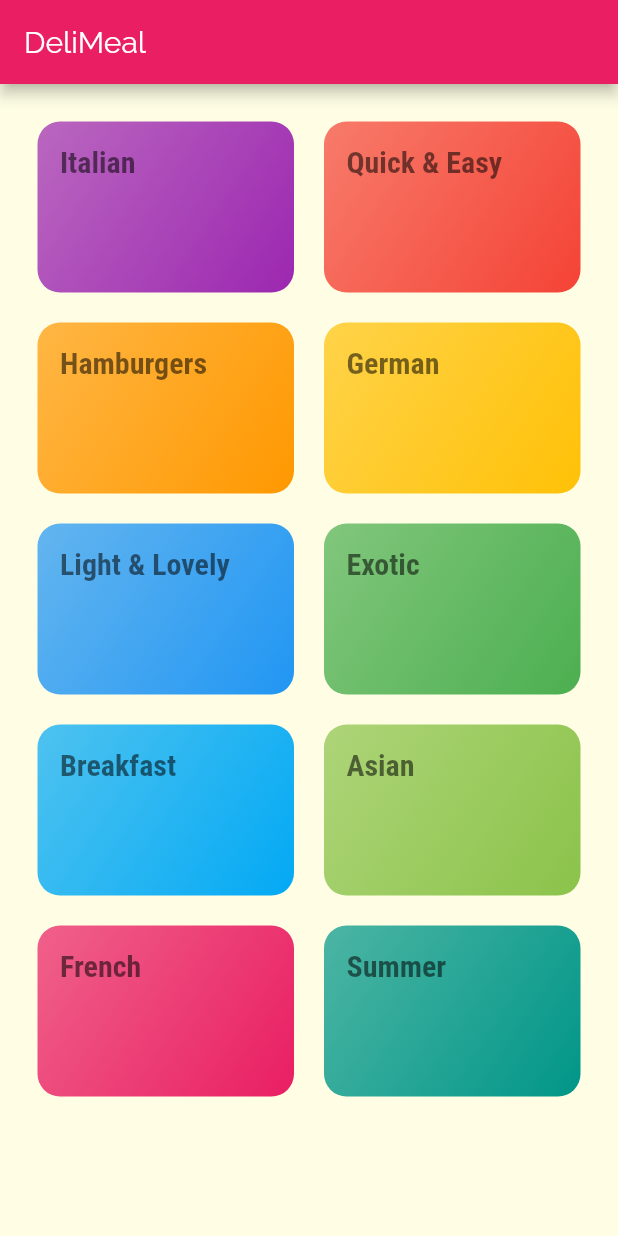
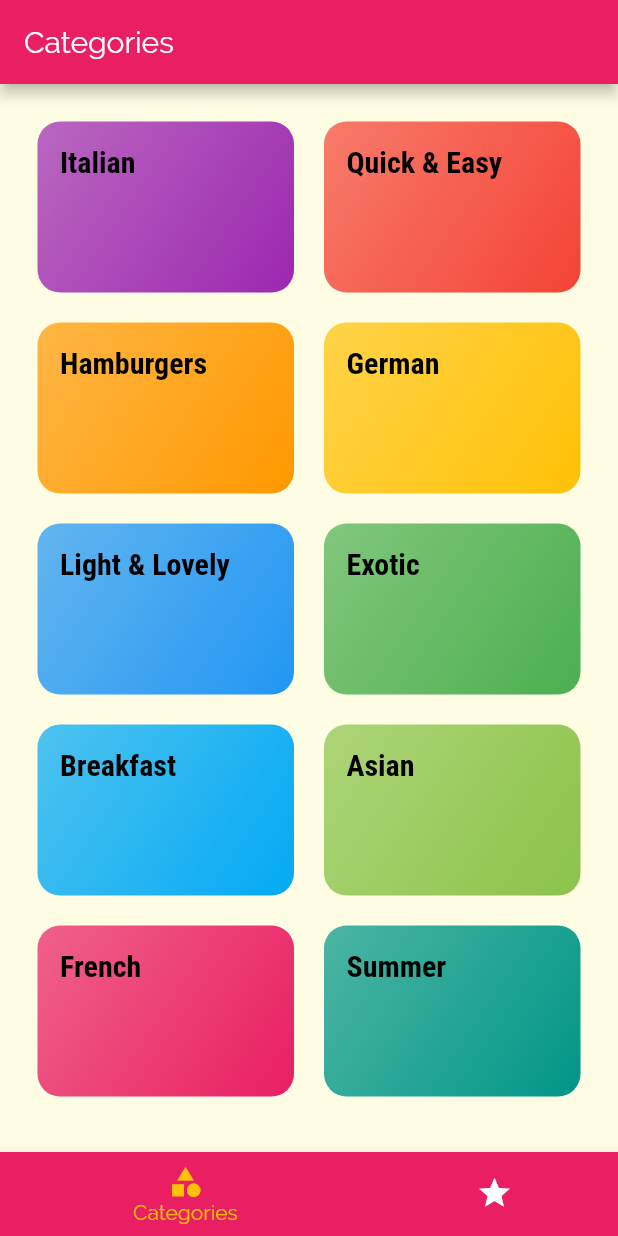
Before and after one commit to Schow94/flutter_meals, a Flutter app: the screen it shows after launch, on a phone screen of 412 x 824 dp. Run offline on Flutter 3.47's test engine with Material 2 defaults, Android fonts, the phone set to English and light mode, and no system bars.

```diff
--- a/lib/main.dart
+++ b/lib/main.dart
@@ -1,4 +1,7 @@
 import 'package:flutter/material.dart';
+
+import './screens/tabs_screen.dart';
+import './screens/meal_detail_screen.dart';
 import 'screens/categories_screen.dart';
 import 'screens/category_meals_screen.dart';
 
@@ -25,14 +28,28 @@ class MyApp extends StatelessWidget {
                 fontSize: 20,
                 fontFamily: 'RobotoCondensed',
                 fontWeight: FontWeight.bold,
+                color: Colors.black,
               ),
             ),
       ),
       // home: CategoriesScreen(),
       initialRoute: '/',
       routes: {
-        '/': (ctx) => CategoriesScreen(),
+        '/': (ctx) => TabsScreen(),
         CategoryMealsScreen.routeName: (ctx) => CategoryMealsScreen(),
+        MealDetailScreen.routeName: (ctx) => MealDetailScreen(),
+      },
+      // onGenerateRoute: (settings) {
+      //   print(settings.arguments);
+      //   // Needs to return a route
+      //   return MaterialPageRoute(
+      //     builder: (ctx) => CategoriesScreen(),
+      //   );
+      // },
+      onUnknownRoute: (settings) {
+        return MaterialPageRoute(
+          builder: (ctx) => CategoriesScreen(),
+        );
       },
     );
   }
--- a/lib/screens/categories_screen.dart
+++ b/lib/screens/categories_screen.dart
@@ -6,11 +6,7 @@ import '../widgets/category_item.dart';
 class CategoriesScreen extends StatelessWidget {
   @override
   Widget build(BuildContext context) {
-    return Scaffold(
-      appBar: AppBar(
-        title: Text('DeliMeal'),
-      ),
-      body: GridView(
+    return GridView(
       padding: const EdgeInsets.all(25),
       children: DUMMY_CATEGORIES
           .map(
@@ -27,7 +23,6 @@ class CategoriesScreen extends StatelessWidget {
         crossAxisSpacing: 20,
         mainAxisSpacing: 20,
       ),
-      ),
     );
   }
 }
--- a/lib/screens/category_meals_screen.dart
+++ b/lib/screens/category_meals_screen.dart
@@ -25,6 +25,7 @@ class CategoryMealsScreen extends StatelessWidget {
       body: ListView.builder(
         itemBuilder: (ctx, idx) {
           return MealItem(
+            id: categoryMeals[idx].id,
             title: categoryMeals[idx].title,
             imageUrl: categoryMeals[idx].imageUrl,
             duration: categoryMeals[idx].duration,
--- /dev/null
+++ b/lib/screens/tabs_screen.dart
@@ -0,0 +1,56 @@
+import 'package:flutter/material.dart';
+
+import './favorites_screen.dart';
+import './categories_screen.dart';
+
+class TabsScreen extends StatefulWidget {
+  @override
+  _TabsScreenState createState() => _TabsScreenState();
+}
+
+class _TabsScreenState extends State<TabsScreen> {
+  final List<Map<String, Object>> _pages = [
+    {'page': CategoriesScreen(), 'title': 'Categories'},
+    {'page': FavoritesScreen(), 'title': 'Your Favorite'},
+  ];
+
+  int _selectedPageIndex = 0;
+
+  void _selectPage(int index) {
+    setState(() {
+      _selectedPageIndex = index;
+    });
+  }
+
+  @override
+  Widget build(BuildContext context) {
+    return Scaffold(
+      appBar: AppBar(
+        title: Text(_pages[_selectedPageIndex]['title']),
+      ),
+      body: _pages[_selectedPageIndex]['page'],
+      bottomNavigationBar: BottomNavigationBar(
+        onTap: _selectPage,
+        backgroundColor: Theme.of(context).primaryColor,
+        unselectedItemColor: Colors.white,
+        selectedItemColor: Theme.of(context).accentColor,
+        currentIndex: _selectedPageIndex,
+        // selectedFontSize: 18,
+        type: BottomNavigationBarType.shifting,
+
+        items: [
+          BottomNavigationBarItem(
+            backgroundColor: Theme.of(context).primaryColor,
+            icon: Icon(Icons.category),
+            title: Text('Categories'),
+          ),
+          BottomNavigationBarItem(
+            backgroundColor: Theme.of(context).primaryColor,
+            icon: Icon(Icons.star),
+            title: Text('Favorites'),
+          ),
+        ],
+      ),
+    );
+  }
+}
```
Also changed, not shown: lib/screens/favorites_screen.dart (added, +10 -0 lines), lib/screens/meal_detail_screen.dart (added, +90 -0 lines), lib/widgets/meal_item.dart (+87 -2 lines). Lines whose indentation alone changed are shown as unchanged.
